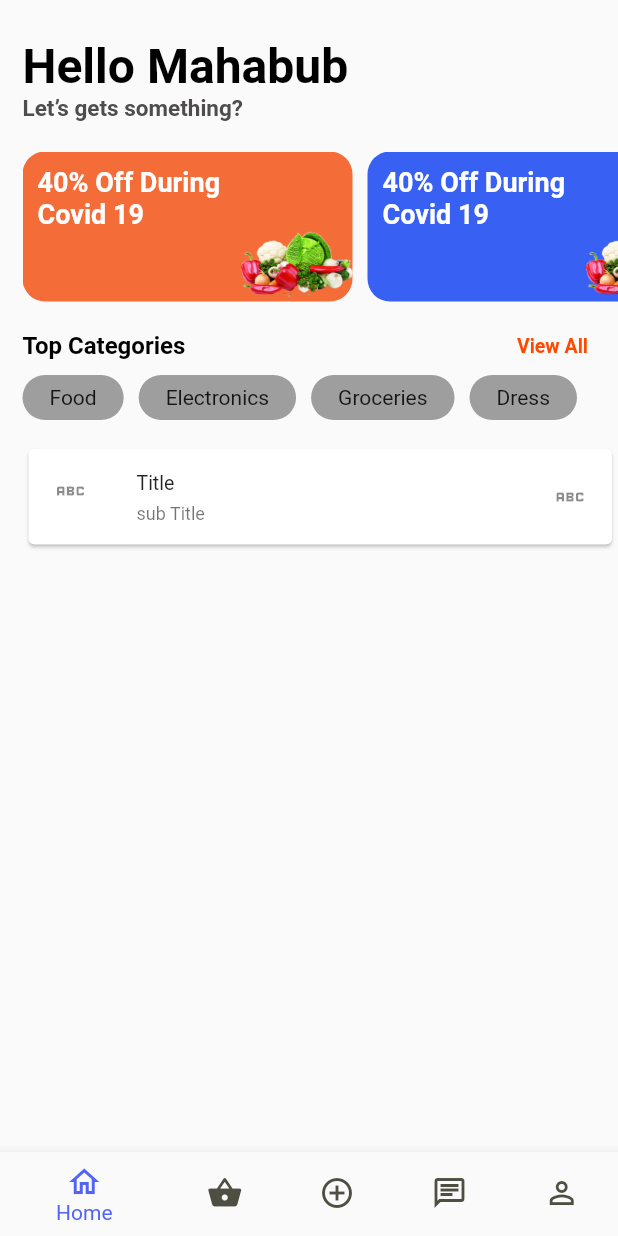
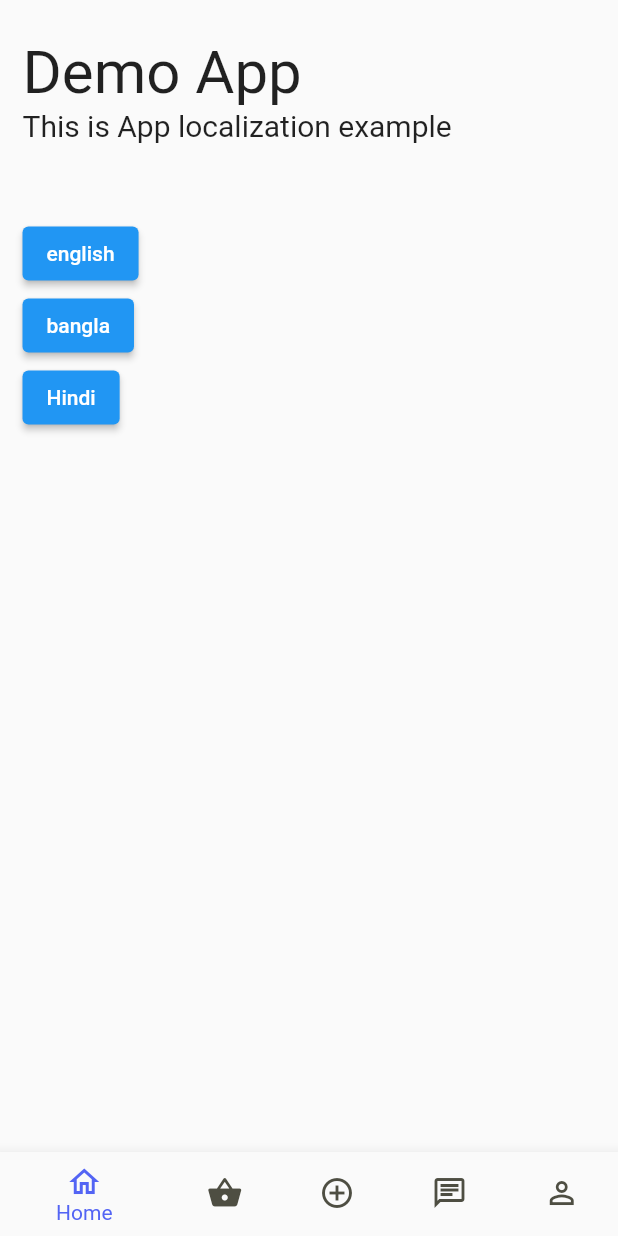
Before and after one commit to greenviewsoft/Flutter-localization-with-getx, a Flutter app: the screen it shows after launch, on a phone screen of 412 x 824 dp. Run offline on Flutter 3.47's test engine with Material 2 defaults, Android fonts, the phone set to English and light mode, and no system bars; our stand-ins replace get.

Commit message:
localization with getx added

```diff
--- a/lib/home_screen.dart
+++ b/lib/home_screen.dart
@@ -1,5 +1,6 @@
 import 'package:flutter/cupertino.dart';
 import 'package:flutter/material.dart';
+import 'package:get/get.dart';
 
 class HomeScreen extends StatelessWidget {
   HomeScreen({Key? key}) : super(key: key);
@@ -15,158 +16,41 @@ class HomeScreen extends StatelessWidget {
           child: Column(
             crossAxisAlignment: CrossAxisAlignment.start,
             children: [
-
-  Text("Hello Mahabub", style: TextStyle(
-    fontWeight: FontWeight.w600,
-    color: Color(0XFF000000),
-    fontSize: 32,
-  ),),
-  Text("Let’s gets something?", style: TextStyle(
-    fontWeight: FontWeight.w600,
-    color: Color(0XFF4F4C4C),
-    fontSize: 15,
-  ),),
-
+              Text(
+                'app_name'.tr,
+                style: TextStyle(fontSize: 40),
+              ),
+              Text(
+                'app_title'.tr,
+                style: TextStyle(fontSize: 20),
+              ),
               SizedBox(
-  height: 20,
+                height: 50,
               ),
-  Container(
-    height: 100,
-    child: ListView(
-      scrollDirection: Axis.horizontal,
-      children: [
-        Container(
-          height: 100,
-          width: 220,
-          decoration: BoxDecoration(
-              color: Color(0xFFF46D38),
-              borderRadius: BorderRadius.all(Radius.circular(15))
+              ElevatedButton(
+                onPressed: () {
+                  Get.updateLocale(
+                    Locale('en', 'US'),
+                  );
+                },
+                child: Text("english"),
               ),
-
-          child: Padding(
-            padding: const EdgeInsets.only(left:10, top: 10),
-            child: Column(
-              crossAxisAlignment: CrossAxisAlignment.start,
-              children: [
-
-                Text("40% Off During\nCovid 19", style: TextStyle(
-                  fontWeight: FontWeight.w600,
-                  color: Colors.white,
-                  fontSize: 18,
+              ElevatedButton(
+                onPressed: () {
+                  Get.updateLocale(
+                    Locale('bn', 'BD'),
+                  );
+                },
+                child: Text("bangla"),
               ),
+              ElevatedButton(
+                onPressed: () {
+                  Get.updateLocale(
+                    Locale('hi', 'IN'),
+                  );
+                },
+                child: Text("Hindi"),
               ),
-                Align(
-                  alignment: Alignment.bottomRight,
-                  child: Image.asset(
-                    "assets/fruits.png",
-                    height:45,
-                  ),
-                ),
-
-              ],
-            ),
-          ),
-
-        ),
-        SizedBox(width: 10,),
-        Container(
-          height: 100,
-          width: 220,
-          decoration: BoxDecoration(
-              color: Color(0xFF3861F4),
-              borderRadius: BorderRadius.all(Radius.circular(15))
-          ),
-
-          child: Padding(
-            padding: const EdgeInsets.only(left:10, top: 10),
-            child: Column(
-              crossAxisAlignment: CrossAxisAlignment.start,
-              children: [
-
-                Text("40% Off During\nCovid 19", style: TextStyle(
-                  fontWeight: FontWeight.w600,
-                  color: Colors.white,
-                  fontSize: 18,
-                ),
-                ),
-                Align(
-                  alignment: Alignment.bottomRight,
-                  child: Image.asset(
-                    "assets/fruits.png",
-                    height:45,
-                  ),
-                ),
-
-              ],
-            ),
-          ),
-
-        ),
-
-
-
-
-
-
-      ],
-    ),
-  ),
-  SizedBox(height: 20,),
-  Row(
-    mainAxisAlignment: MainAxisAlignment.spaceBetween,
-    children: [
-      Text("Top Categories", style: TextStyle(
-        fontWeight: FontWeight.w600,
-        color: Color(0XFF000000),
-        fontSize: 16,
-      ),
-      ),
-      Padding(
-        padding: const EdgeInsets.only(right: 20),
-        child: Text("View All", style: TextStyle(
-          fontWeight: FontWeight.w600,
-          color: Color(0XFFFF4800),
-          fontSize: 13,
-        ),
-        ),
-      ),
-    ],
-  ),
-  SizedBox(height: 10,),
-  Container(
-    height: 30,
-    child: ListView.builder(
-      scrollDirection: Axis.horizontal,
-      itemCount: _categories.length,
-        itemBuilder: (_,index){
-        return Padding(
-          padding: const EdgeInsets.only(right: 10),
-          child: Container(
-            decoration: BoxDecoration(
-              color: Colors.grey,
-              borderRadius: BorderRadius.all(Radius.circular(20)),
-            ),
-            child: Padding(
-              padding: const EdgeInsets.only(left: 18,right: 18,top: 5,bottom: 5),
-              child: Center(child: Text(_categories[index])),
-            ),
-          ),
-        );
-                    }
-    ),
-  ),
-  SizedBox(height: 15,
-  ),
-
-  Card(child: ListTile(
-    dense:true,
-    leading: Icon(Icons.abc_outlined),
-    title: Text("Title"),
-    subtitle: Text("sub Title"),
-    trailing: Icon(Icons.abc_outlined),
-  )),
-
-
             ],
           ),
         ),
--- /dev/null
+++ b/lib/language/ban.dart
@@ -0,0 +1,4 @@
+Map<String, String> ban = {
+  "app_name": "ডেমো আপ",
+"app_title": "ঠিস ইস অ্যাপ লচালিযাতিওন এক্সামপ্লে"
+};
--- /dev/null
+++ b/lib/language/eng.dart
@@ -0,0 +1,4 @@
+Map<String, String> eng = {
+  "app_name": "Demo App",
+  "app_title": "This is App localization example"
+};
--- /dev/null
+++ b/lib/language/hi.dart
@@ -0,0 +1,4 @@
+Map<String, String> hi = {
+  "app_name": "Demo App",
+  "app_title": "एमडी टीपू सुल्तान"
+};
--- /dev/null
+++ b/lib/languages.dart
@@ -0,0 +1,14 @@
+import 'package:get/get.dart';
+import 'package:my_firstapp/language/ban.dart';
+import 'package:my_firstapp/language/eng.dart';
+import 'package:my_firstapp/language/hi.dart';
+
+class Languages extends Translations {
+  @override
+  // TODO: implement keys
+  Map<String, Map<String, String>> get keys => {
+        'en_US': eng,
+        'bn_BD': ban,
+        'hi_IN': hi,
+      };
+}
--- a/lib/main.dart
+++ b/lib/main.dart
@@ -1,8 +1,10 @@
 import 'package:flutter/material.dart';
+import 'package:get/get.dart';
 import 'package:my_firstapp/account.dart';
 import 'package:my_firstapp/add.dart';
 import 'package:my_firstapp/chat.dart';
 import 'package:my_firstapp/home_screen.dart';
+import 'package:my_firstapp/languages.dart';
 import 'package:my_firstapp/my_ads.dart';
 
 void main() {
@@ -15,21 +17,15 @@ class MyApp extends StatelessWidget {
   // This widget is the root of your application.
   @override
   Widget build(BuildContext context) {
-    return MaterialApp(
+    return GetMaterialApp(
+      translations: Languages(),
+      locale: Locale('en','US'),
+      fallbackLocale: Locale('en','US'),
       title: 'Flutter Demo',
       theme: ThemeData(
-        // This is the theme of your application.
-        //
-        // Try running your application with "flutter run". You'll see the
-        // application has a blue toolbar. Then, without quitting the app, try
-        // changing the primarySwatch below to Colors.green and then invoke
-        // "hot reload" (press "r" in the console where you ran "flutter run",
-        // or simply save your changes to "hot reload" in a Flutter IDE).
-        // Notice that the counter didn't reset back to zero; the application
-        // is not restarted.
         primarySwatch: Colors.blue,
       ),
-      home: BottomNavController (),
+      home: BottomNavController(),
     );
   }
 }
@@ -50,46 +46,29 @@ class _BottomNavControllerState extends State<BottomNavController> {
     Add(),
     Chat(),
     Account(),
-
-
   ];
   @override
   Widget build(BuildContext context) {
     return Scaffold(
       bottomNavigationBar: BottomNavigationBar(
         currentIndex: _currentIndex,
-        onTap: (index){
-
-
+        onTap: (index) {
           setState(() {
-    _currentIndex= index;
+            _currentIndex = index;
           });
-
-
-
-
-
         },
-        items:  [
-          BottomNavigationBarItem(icon: Icon(Icons.home_outlined),
-            label: "Home"
-          ),
-          BottomNavigationBarItem(icon: Icon(Icons.shopping_basket),
-              label: "My Ads"
-          ),
-
-          BottomNavigationBarItem(icon: Icon(Icons.add_circle_outline),
-              label: "Add"
-          ),
-          BottomNavigationBarItem(icon: Icon(Icons.chat_outlined),
-              label: "Chat"
-          ),
-          BottomNavigationBarItem(icon: Icon(Icons.person_outline),
-              label: "Account"
-          ),
-
+        items: [
+          BottomNavigationBarItem(
+              icon: Icon(Icons.home_outlined), label: "Home"),
+          BottomNavigationBarItem(
+              icon: Icon(Icons.shopping_basket), label: "My Ads"),
+          BottomNavigationBarItem(
+              icon: Icon(Icons.add_circle_outline), label: "Add"),
+          BottomNavigationBarItem(
+              icon: Icon(Icons.chat_outlined), label: "Chat"),
+          BottomNavigationBarItem(
+              icon: Icon(Icons.person_outline), label: "Account"),
         ],
-
         selectedItemColor: Color(0xFF5364F4),
         unselectedItemColor: Color(0xFFC4C4C40),
       ),
--- a/pubspec.yaml
+++ b/pubspec.yaml
@@ -34,6 +34,7 @@ dependencies:
   # The following adds the Cupertino Icons font to your application.
   # Use with the CupertinoIcons class for iOS style icons.
   cupertino_icons: ^1.0.2
+  get: ^4.6.1
 
 dev_dependencies:
   flutter_test:
```
Also changed, not shown: pubspec.lock. Lines whose indentation alone changed are shown as unchanged.
